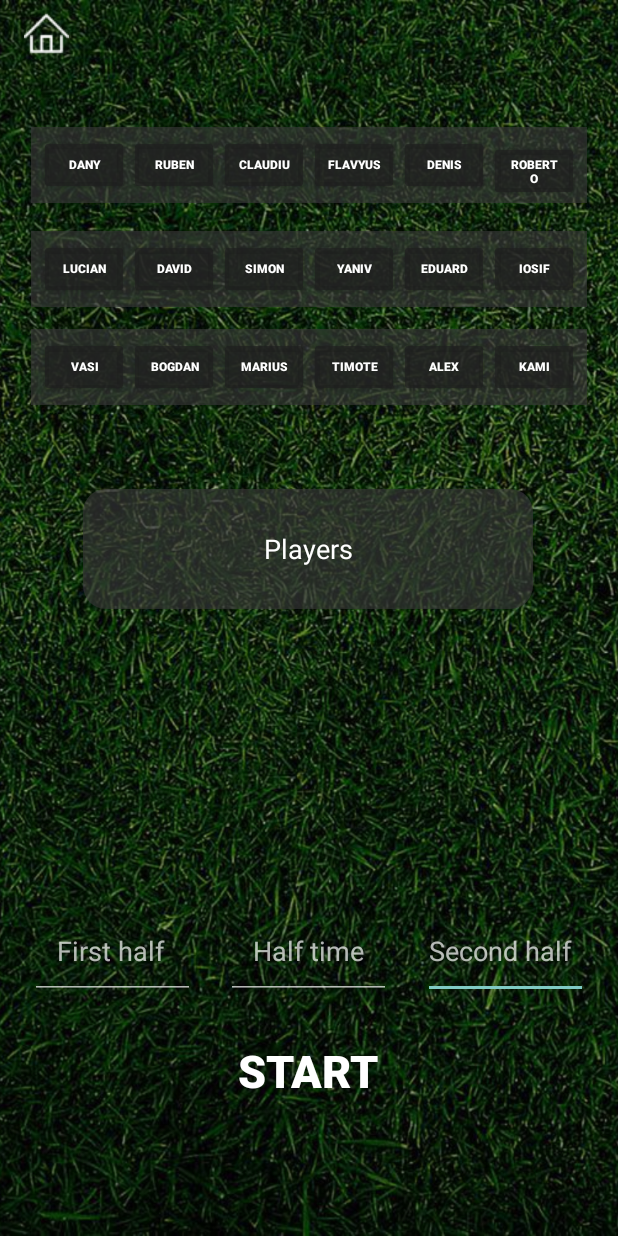
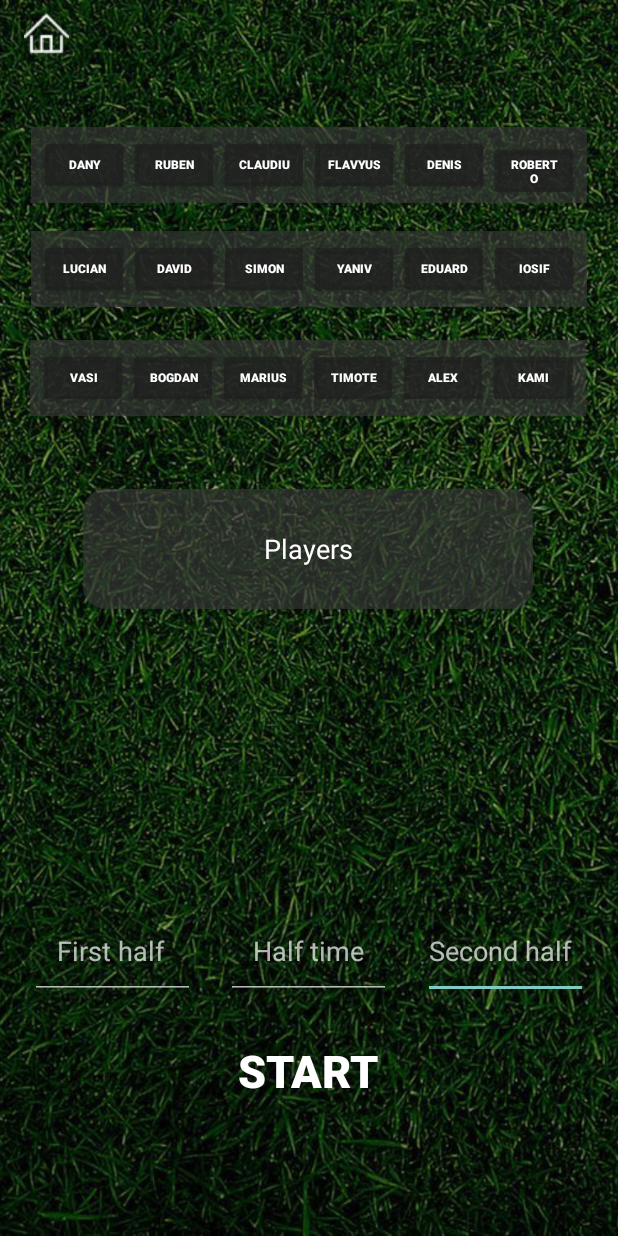
Before and after one commit to ImTheCloud/Android-Studio-FootballManager, an Android app: the TeamRandom screen opened directly, with no data from a screen before it, on a phone screen of 412 x 824 dp. Run offline under Robolectric (Android 15) with nearby library versions, the phone set to English and light mode, and no system bars.

Commit message:
correction positionement

```diff
--- a/DraredeBosanci/app/src/main/res/layout/team_random.xml
+++ b/DraredeBosanci/app/src/main/res/layout/team_random.xml
@@ -253,10 +253,10 @@
         android:padding="5dp"
         app:layout_constraintBottom_toBottomOf="parent"
         app:layout_constraintEnd_toEndOf="parent"
-        app:layout_constraintHorizontal_bias="0.501"
+        app:layout_constraintHorizontal_bias="0.4"
         app:layout_constraintStart_toStartOf="parent"
         app:layout_constraintTop_toTopOf="parent"
-        app:layout_constraintVertical_bias="0.274">
+        app:layout_constraintVertical_bias="0.284">
 
 
         <Button
--- a/DraredeBosanci/app/src/main/res/layout/team_select.xml
+++ b/DraredeBosanci/app/src/main/res/layout/team_select.xml
@@ -209,10 +209,10 @@
         android:padding="5dp"
         app:layout_constraintBottom_toBottomOf="parent"
         app:layout_constraintEnd_toEndOf="parent"
-        app:layout_constraintHorizontal_bias="0.501"
+        app:layout_constraintHorizontal_bias="0.4"
         app:layout_constraintStart_toStartOf="parent"
         app:layout_constraintTop_toTopOf="parent"
-        app:layout_constraintVertical_bias="0.274">
+        app:layout_constraintVertical_bias="0.284">
 
 
         <Button
```
